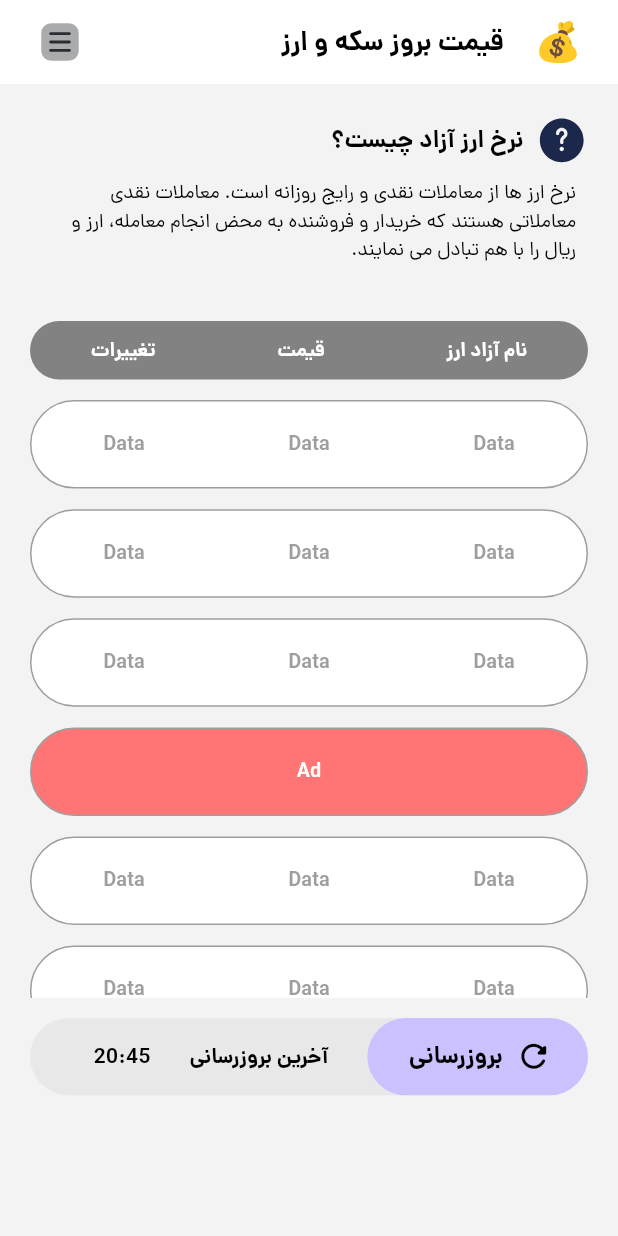
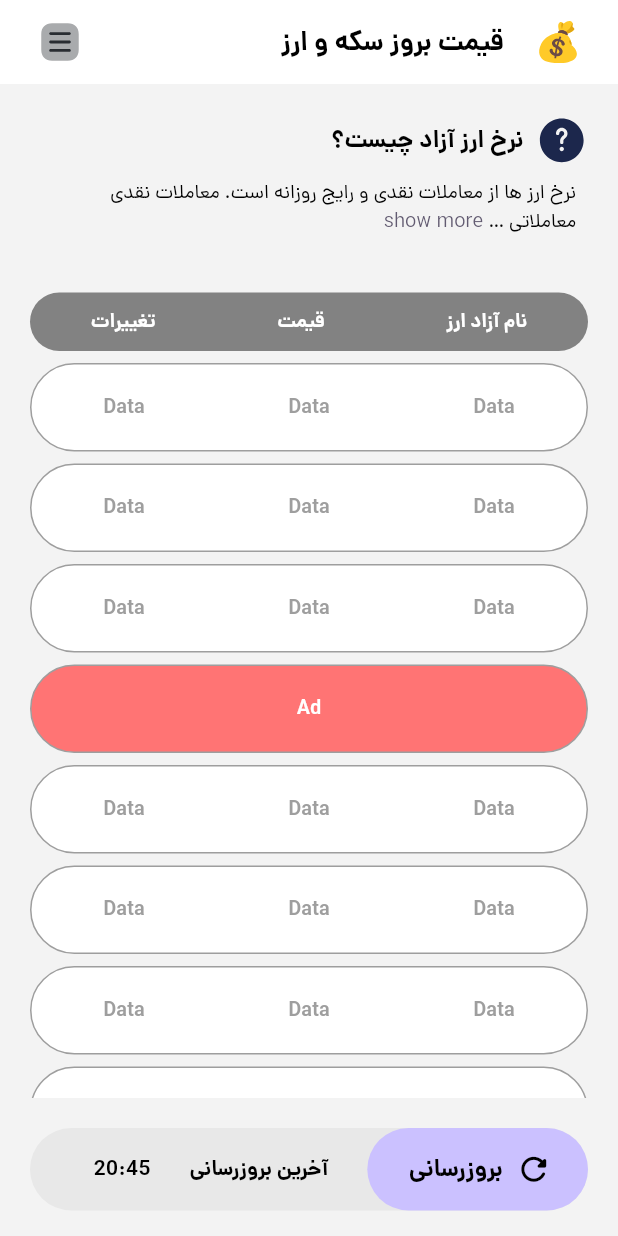
Before and after one commit to mahdi-khoshkhabar/currency_sample, a Flutter app: the screen it shows after launch, on a phone screen of 412 x 824 dp. Run offline on Flutter 3.47's test engine with Material 3 defaults, Android fonts, the phone set to English and light mode, and no system bars; drawn by our look-alikes of expandable_text; our stand-ins replace flutter_svg.

Commit message:
improve responsivity

```diff
--- a/lib/main_screen.dart
+++ b/lib/main_screen.dart
@@ -5,6 +5,7 @@ import 'package:currency/component/text_style.dart';
 import 'package:currency/model/currency_model.dart';
 import 'package:flutter/material.dart';
 import 'package:flutter_svg/svg.dart';
+import 'package:expandable_text/expandable_text.dart';
 
 class MainScreen extends StatelessWidget {
   MainScreen({super.key});
@@ -75,12 +76,12 @@ class MainScreen extends StatelessWidget {
         change: "(0.57%) 2,400",
         status: "n"));
     var size = MediaQuery.of(context).size;
-    var listViewSpace = size.height / 60;
 
     return Scaffold(
       backgroundColor: SolidColors.backgroundColor,
       appBar: appBar(),
-      body: Padding(
+      body: LayoutBuilder(
+        builder: (context, constraints) => Padding(
           padding: const EdgeInsets.fromLTRB(20, 20, 20, 0),
           child: SafeArea(
             child: Align(
@@ -118,8 +119,11 @@ class MainScreen extends StatelessWidget {
                     constraints: const BoxConstraints(maxWidth: 500),
                     child: Padding(
                       padding: const EdgeInsets.all(8.0),
-                    child: Text(
+                      child: ExpandableText(
                         "نرخ ارز ها از معاملات نقدی و رایج روزانه است. معاملات نقدی معاملاتی هستند که خریدار و فروشنده به محض انجام معامله، ارز و ریال را با هم تبادل می نمایند.",
+                        maxLines: 2,
+                        expandText: "show more",
+                        collapseText: "show less",
                         style: descriptionTextStyle.copyWith(
                             color: SolidColors.descriptionColor),
                       ),
@@ -131,13 +135,14 @@ class MainScreen extends StatelessWidget {
                   //list view title
                   listViewTitle(),
                   //list view
-                listView(size, listViewSpace),
-                SizedBox(
-                  height: listViewSpace,
+                  listView(size, constraints.maxHeight),
+                  const SizedBox(
+                    height: 20,
                   ),
                   //update box
                   updateBox(size)
                 ],
+              ),
             ),
           ),
         ),
@@ -183,7 +188,9 @@ class MainScreen extends StatelessWidget {
 
   listViewTitle() {
     return ConstrainedBox(
-      constraints: const BoxConstraints(maxWidth: 500, minWidth: 100),
+      constraints: const BoxConstraints(
+        maxWidth: 500,
+      ),
       child: Container(
         width: double.infinity,
         height: 39,
@@ -211,23 +218,23 @@ class MainScreen extends StatelessWidget {
     );
   }
 
-  listView(Size size, double listViewSpaceBetween) {
+  listView(Size size, var maxHeight) {
     return ConstrainedBox(
-      constraints: const BoxConstraints(maxWidth: 500, minWidth: 100),
+      constraints: const BoxConstraints(maxWidth: 500),
       child: SizedBox(
         width: double.infinity,
-        height: size.height / 2,
+        height: maxHeight - 270,
         child: ListView.separated(
             itemBuilder: (context, index) {
               return Padding(
-                padding: EdgeInsets.only(top: listViewSpaceBetween),
+                padding: const EdgeInsets.only(top: 8),
                 child: myItem(),
               );
             },
             separatorBuilder: (context, index) {
               return (index + 2) % 4 == 0
                   ? Padding(
-                      padding: EdgeInsets.only(top: listViewSpaceBetween),
+                      padding: const EdgeInsets.only(top: 8),
                       child: ad(),
                     )
                   : const SizedBox.shrink();
@@ -287,10 +294,10 @@ class MainScreen extends StatelessWidget {
 
   updateBox(Size size) {
     return ConstrainedBox(
-      constraints: const BoxConstraints(maxWidth: 500, minWidth: 100),
+      constraints: const BoxConstraints(maxWidth: 500),
       child: Container(
         width: double.infinity,
-        height: size.height / 16,
+        height: 55,
         decoration: BoxDecoration(
             borderRadius: BorderRadius.circular(1000),
             color: SolidColors.updateBoxColor),
@@ -332,3 +339,6 @@ class MainScreen extends StatelessWidget {
     return "20:45";
   }
 }
+//TODO: wrap the description with listView for responsivity
+
+//TODO: update before starting the code
--- a/pubspec.yaml
+++ b/pubspec.yaml
@@ -41,6 +41,7 @@ dependencies:
   flutter_svg: ^2.0.10+1
   flutter_svg_provider: ^1.0.7
   flutter_localization: ^0.2.0
+  expandable_text: ^2.3.0
 
 dev_dependencies:
   flutter_test:
```
Also changed, not shown: pubspec.lock. Lines whose indentation alone changed are shown as unchanged.
